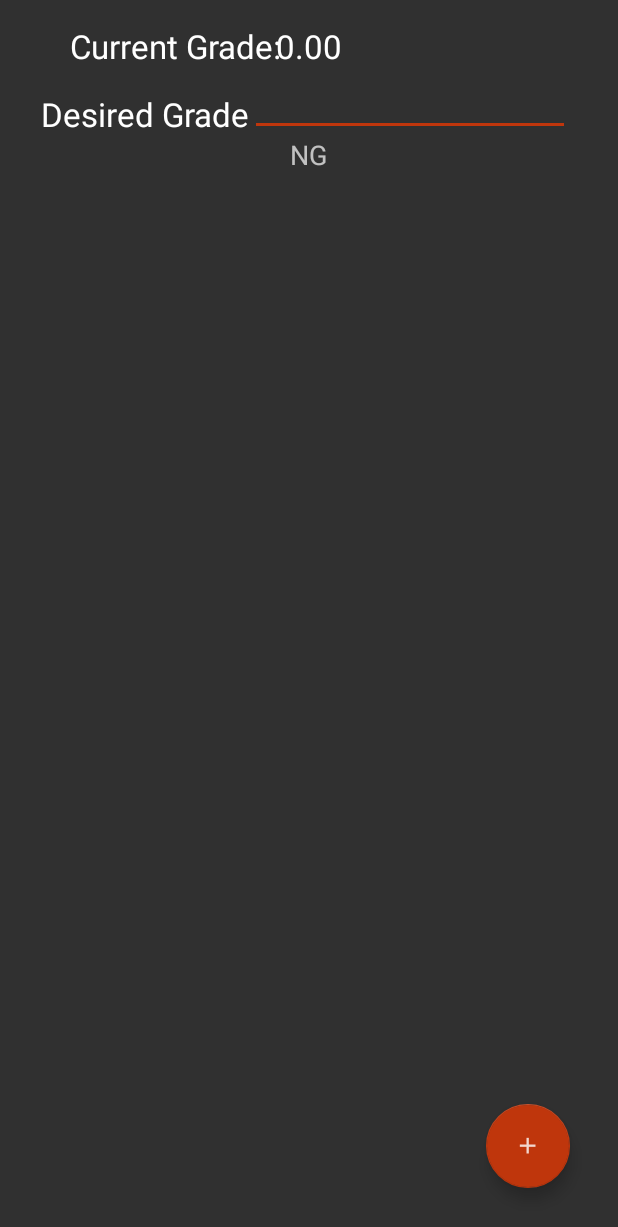
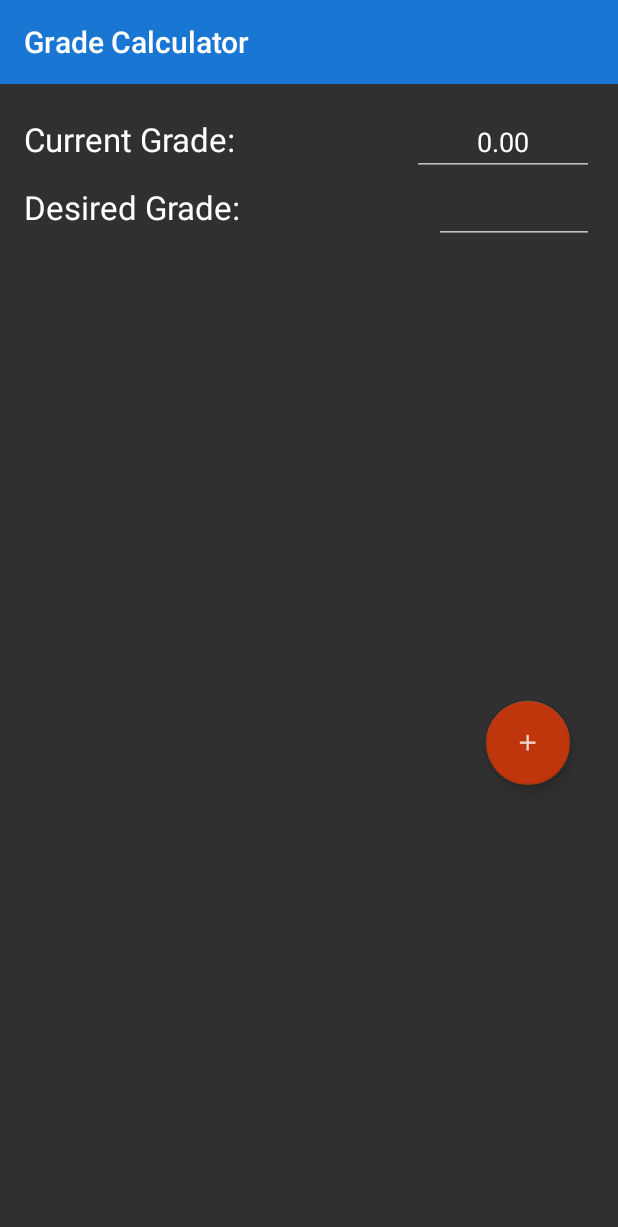
Before and after one commit to kaozgamer/FinalGradeCalculator, an Android app: the screen it shows after launch (MainActivity), on a phone screen of 412 x 824 dp. Shown: the top 1227 px of the screen. Run offline under Robolectric (Android 15) with nearby library versions, the phone set to English and light mode, and no system bars; libraries missing offline, so code that uses them is left out: com.melnykov.fab; plain views replace FloatingActionButton; 2 statements that could not run were skipped.

Commit message:
Optimized main fragment layout, putting TextView and EditText side by side. Added Toolbar to main activity layout.

```diff
--- a/app/src/main/java/com/thunderboltsoft/finalgradecalculator/MainActivity.java
+++ b/app/src/main/java/com/thunderboltsoft/finalgradecalculator/MainActivity.java
@@ -1,12 +1,13 @@
 package com.thunderboltsoft.finalgradecalculator;
 
-import android.app.Activity;
 import android.net.Uri;
 import android.os.Bundle;
+import android.support.v7.app.AppCompatActivity;
+import android.support.v7.widget.Toolbar;
 import android.view.Menu;
 import android.view.MenuItem;
 
-public class MainActivity extends Activity implements NewAssessment.OnFragmentInteractionListener {
+public class MainActivity extends AppCompatActivity implements NewAssessment.OnFragmentInteractionListener {
 
     private ListAssessments assessments;
     private MainFragment mainFragment;
@@ -37,6 +38,10 @@ public class MainActivity extends Activity implements NewAssessment.OnFragmentIn
         super.onCreate(savedInstanceState);
         setContentView(R.layout.activity_main);
 
+        Toolbar myToolBar = (Toolbar) findViewById(R.id.toolbar);
+        setSupportActionBar(myToolBar);
+        getSupportActionBar().setTitle("Grade Calculator");
+
         assessments = new ListAssessments();
 
         mainFragment = new MainFragment();
@@ -60,9 +65,9 @@ public class MainActivity extends Activity implements NewAssessment.OnFragmentIn
         int id = item.getItemId();
 
         //noinspection SimplifiableIfStatement
-        if (id == R.id.action_settings) {
-            return true;
-        }
+//        if (id == R.id.action_settings) {
+//            return true;
+//        }
 
         return super.onOptionsItemSelected(item);
     }
--- a/app/src/main/java/com/thunderboltsoft/finalgradecalculator/MainFragment.java
+++ b/app/src/main/java/com/thunderboltsoft/finalgradecalculator/MainFragment.java
@@ -18,6 +18,7 @@ import com.melnykov.fab.FloatingActionButton;
 
 import java.util.ArrayList;
 import java.util.Arrays;
+import java.util.Locale;
 
 
 /**
@@ -77,17 +78,15 @@ public class MainFragment extends Fragment {
         final MainActivity main = (MainActivity) getActivity();
 
         final View view = inflater.inflate(R.layout.fragment_main, container, false);
-        TextView txtView = (TextView) view.findViewById(R.id.textView);
+        EditText txtView = (EditText) view.findViewById(R.id.textView);
 
-//        String counter = Integer.toString(main.getNumAssessments());
-        String currentGrade = String.format("%.2f", main.getCurrentGrade());
+        String currentGrade = String.format(Locale.getDefault(), "%.2f", main.getCurrentGrade());
         txtView.setText(currentGrade);
 
         final EditText editTxtDesiredGrade = (EditText) view.findViewById(R.id.editTextDesiredGrade);
         editTxtDesiredGrade.addTextChangedListener(new TextWatcher() {
             @Override
             public void beforeTextChanged(CharSequence s, int start, int count, int after) {
-
             }
 
             @Override
@@ -96,37 +95,15 @@ public class MainFragment extends Fragment {
                     double gradeNeeded = main.getGradeNeeded(Double.parseDouble(editTxtDesiredGrade.getText().toString()));
 
                     TextView desiredExamGrade = (TextView) view.findViewById(R.id.textViewDesiredResult);
-                    String neededGrade = "You need at least " + String.format("%.2f", gradeNeeded).toString() + "% to achieve a course grade of " + String.format("%.2f", Double.parseDouble(editTxtDesiredGrade.getText().toString())).toString() + "%";
+                    String neededGrade = "You need at least " + String.format(Locale.getDefault(), "%.2f", gradeNeeded) + "% to achieve a course grade of " + String.format(Locale.getDefault(), "%.2f", Double.parseDouble(editTxtDesiredGrade.getText().toString())) + "%";
                     desiredExamGrade.setText(neededGrade);
                 }
             }
 
             @Override
             public void afterTextChanged(Editable s) {
-
             }
         });
-
-//        Button btnCalc = (Button) view.findViewById(R.id.btnCalcNeededGrade);
-//        btnCalc.setOnClickListener(new View.OnClickListener() {
-//            @Override
-//            public void onClick(View v) {
-//                TextView desiredExamGrade = (TextView) view.findViewById(R.id.textViewDesiredResult);
-//
-//                EditText editTxtDesiredGrade = (EditText) view.findViewById(R.id.editTextDesiredGrade);
-//
-//                String desiredGradeString = editTxtDesiredGrade.getText().toString();
-//                if (desiredGradeString.matches("")) {
-//                    editTxtDesiredGrade.setText(String.format("%.2f", 50.0).toString());
-//
-//                    String neededGrade = "You need at least " + String.format("%.2f", main.getGradeNeeded(50.0)).toString() + "% to achieve a course grade of " + String.format("%.2f", Double.parseDouble(editTxtDesiredGrade.getText().toString())).toString() + "%";
-//                    desiredExamGrade.setText(neededGrade);
-//                } else {
-//                    String neededGrade = "You need at least " + String.format("%.2f", main.getGradeNeeded(Double.parseDouble(desiredGradeString))).toString() + "% to achieve a course grade of " + String.format("%.2f", Double.parseDouble(desiredGradeString)).toString() + "%";
-//                    desiredExamGrade.setText(neededGrade);
-//                }
-//            }
-//        });
 
         FloatingActionButton fab = (FloatingActionButton) view.findViewById(R.id.fab);
         fab.setOnClickListener(new View.OnClickListener() {
--- a/app/src/main/res/layout/activity_main.xml
+++ b/app/src/main/res/layout/activity_main.xml
@@ -1,16 +1,35 @@
-<RelativeLayout xmlns:android="http://schemas.android.com/apk/res/android"
+<LinearLayout xmlns:android="http://schemas.android.com/apk/res/android"
+    android:layout_width="match_parent"
+    android:layout_height="match_parent"
+    android:animateLayoutChanges="true"
+    android:descendantFocusability="beforeDescendants"
+    android:focusableInTouchMode="true"
+    android:orientation="vertical">
+
+
+    <android.support.v7.widget.Toolbar xmlns:android="http://schemas.android.com/apk/res/android"
+        android:id="@+id/toolbar"
+        android:layout_width="match_parent"
+        android:layout_height="wrap_content"
+        android:minHeight="?android:attr/actionBarSize"
+        android:background="@color/colorPrimary" />
+
+    <RelativeLayout xmlns:android="http://schemas.android.com/apk/res/android"
     xmlns:tools="http://schemas.android.com/tools"
     android:layout_width="match_parent"
-    android:layout_height="match_parent"
+        android:layout_height="499dp"
     android:paddingLeft="@dimen/activity_horizontal_margin"
     android:paddingRight="@dimen/activity_horizontal_margin"
     android:paddingTop="@dimen/activity_vertical_margin"
     android:paddingBottom="@dimen/activity_vertical_margin"
     tools:context=".MainActivity">
 
-    <FrameLayout
+
+        <FrameLayout
         android:layout_width="match_parent"
         android:layout_height="match_parent"
-        android:id="@+id/main_screen" />
+            android:id="@+id/main_screen"
+            android:layout_alignParentTop="true" />
 
 </RelativeLayout>
+</LinearLayout>
--- a/app/src/main/res/layout/fragment_main.xml
+++ b/app/src/main/res/layout/fragment_main.xml
@@ -6,20 +6,77 @@
     android:id="@+id/main_fragment"
     tools:context="com.thunderboltsoft.finalgradecalculator.MainFragment">
 
+    <LinearLayout
+        android:layout_width="match_parent"
+        android:layout_height="wrap_content"
+        android:orientation="horizontal"
+        android:id="@+id/linearLayoutCurrentGrade">
+
+        <TextView
+            android:layout_width="wrap_content"
+            android:layout_height="wrap_content"
+            android:textAppearance="?android:attr/textAppearanceLarge"
+            android:text="@string/current_grade"
+            android:id="@+id/textView2"
+            android:layout_weight="0.6" />
+
+        <EditText
+            android:layout_width="wrap_content"
+            android:layout_height="wrap_content"
+            android:inputType="numberDecimal"
+            android:id="@+id/textView"
+            android:gravity="center"
+            android:layout_weight="0.4" />
+    </LinearLayout>
+
+    <LinearLayout
+        android:layout_width="match_parent"
+        android:layout_height="wrap_content"
+        android:orientation="horizontal"
+        android:layout_below="@+id/linearLayoutCurrentGrade"
+        android:layout_alignParentLeft="true"
+        android:layout_alignParentStart="true"
+        android:id="@+id/linearLayoutDesiredGrade">
+
+        <TextView
+            android:layout_width="wrap_content"
+            android:layout_height="wrap_content"
+            android:textAppearance="?android:attr/textAppearanceLarge"
+            android:text="@string/desired_grade"
+            android:id="@+id/textView3"
+            android:layout_weight="0.6" />
+
+        <EditText
+            android:layout_width="wrap_content"
+            android:layout_height="wrap_content"
+            android:inputType="numberDecimal"
+            android:id="@+id/editTextDesiredGrade"
+            android:layout_weight="0.4" />
+    </LinearLayout>
+
     <TextView
         android:layout_width="wrap_content"
         android:layout_height="wrap_content"
-        android:textAppearance="?android:attr/textAppearanceLarge"
-        android:id="@+id/textView"
-        android:text="CG"
-        android:layout_alignParentTop="true"
+        android:textAppearance="?android:attr/textAppearanceMedium"
+        android:id="@+id/textViewDesiredResult"
+        android:text=""
+        android:layout_below="@+id/linearLayoutDesiredGrade"
         android:layout_centerHorizontal="true" />
+
+    <ListView
+        android:layout_width="wrap_content"
+        android:layout_height="wrap_content"
+        android:id="@+id/assessmentListView"
+        android:layout_alignParentLeft="true"
+        android:layout_alignParentStart="true"
+        android:layout_above="@+id/fab"
+        android:layout_below="@+id/textViewDesiredResult" />
 
     <com.melnykov.fab.FloatingActionButton
         android:id="@+id/fab"
         android:layout_width="wrap_content"
         android:layout_height="wrap_content"
-        android:layout_gravity="bottom|right"
+        android:layout_gravity="end"
         android:src="@drawable/ic_action_content_new"
         fab:fab_colorNormal="@color/colorAccent"
         fab:fab_colorPressed="@color/colorAccentDark"
@@ -31,62 +88,4 @@
         android:layout_marginRight="@dimen/activity_horizontal_margin"
         android:layout_marginBottom="@dimen/activity_horizontal_margin" />
 
-    <EditText
-        android:layout_width="wrap_content"
-        android:layout_height="wrap_content"
-        android:inputType="numberDecimal"
-        android:ems="10"
-        android:id="@+id/editTextDesiredGrade"
-        android:layout_below="@+id/textView"
-        android:layout_alignRight="@+id/fab"
-        android:layout_alignEnd="@+id/fab" />
-
-    <TextView
-        android:layout_width="wrap_content"
-        android:layout_height="wrap_content"
-        android:textAppearance="?android:attr/textAppearanceMedium"
-        android:id="@+id/textViewDesiredResult"
-        android:text="NG"
-        android:layout_below="@+id/editTextDesiredGrade"
-        android:layout_centerHorizontal="true" />
-
-    <ListView
-        android:layout_width="wrap_content"
-        android:layout_height="wrap_content"
-        android:id="@+id/assessmentListView"
-        android:layout_alignParentLeft="true"
-        android:layout_alignParentStart="true"
-        android:layout_above="@+id/fab"
-        android:layout_below="@+id/textViewDesiredResult" />
-
-    <Button
-        android:layout_width="wrap_content"
-        android:layout_height="wrap_content"
-        android:text="@string/button_calc"
-        android:id="@+id/btnCalcNeededGrade"
-        android:layout_below="@+id/textView"
-        android:layout_alignRight="@+id/fab"
-        android:layout_alignEnd="@+id/fab"
-        android:visibility="gone" />
-
-    <TextView
-        android:layout_width="wrap_content"
-        android:layout_height="wrap_content"
-        android:textAppearance="?android:attr/textAppearanceLarge"
-        android:text="Desired Grade"
-        android:id="@+id/textView3"
-        android:layout_alignBottom="@+id/editTextDesiredGrade"
-        android:layout_toLeftOf="@+id/editTextDesiredGrade"
-        android:layout_toStartOf="@+id/editTextDesiredGrade" />
-
-    <TextView
-        android:layout_width="wrap_content"
-        android:layout_height="wrap_content"
-        android:textAppearance="?android:attr/textAppearanceLarge"
-        android:text="Current Grade: "
-        android:id="@+id/textView2"
-        android:layout_alignParentTop="true"
-        android:layout_toLeftOf="@+id/textViewDesiredResult"
-        android:layout_toStartOf="@+id/textViewDesiredResult" />
-
 </RelativeLayout>
--- a/app/src/main/res/menu/menu_main.xml
+++ b/app/src/main/res/menu/menu_main.xml
@@ -1,10 +1,8 @@
-<menu xmlns:android="http://schemas.android.com/apk/res/android"
-    xmlns:app="http://schemas.android.com/apk/res-auto"
-    xmlns:tools="http://schemas.android.com/tools"
+<menu xmlns:tools="http://schemas.android.com/tools"
     tools:context=".MainActivity">
-    <item
+    <!--<item
         android:id="@+id/action_settings"
         android:title="@string/action_settings"
         android:orderInCategory="100"
-        app:showAsAction="never" />
+        app:showAsAction="never" />-->
 </menu>
--- a/app/src/main/res/values/strings.xml
+++ b/app/src/main/res/values/strings.xml
@@ -10,4 +10,6 @@
     <!-- TODO: Remove or change this placeholder text -->
     <string name="hello_blank_fragment">Hello blank fragment</string>
     <string name="button_calc">Calc</string>
+    <string name="current_grade">Current Grade:</string>
+    <string name="desired_grade">Desired Grade:</string>
 </resources>
```
Also changed, not shown: 1 other file.
